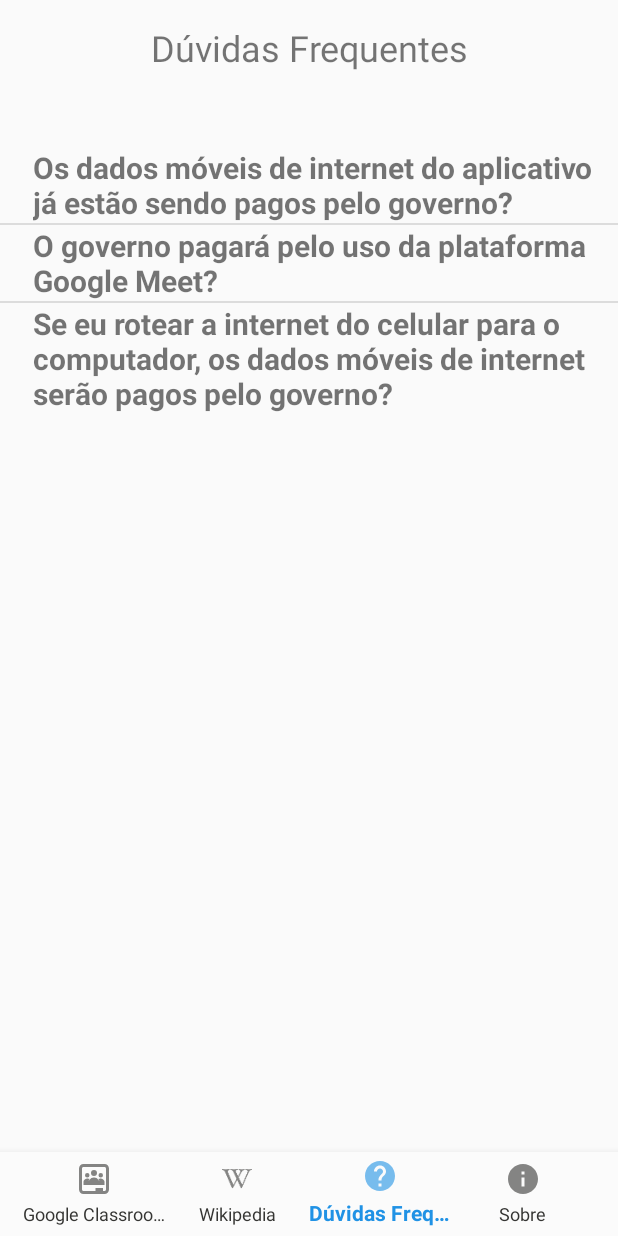
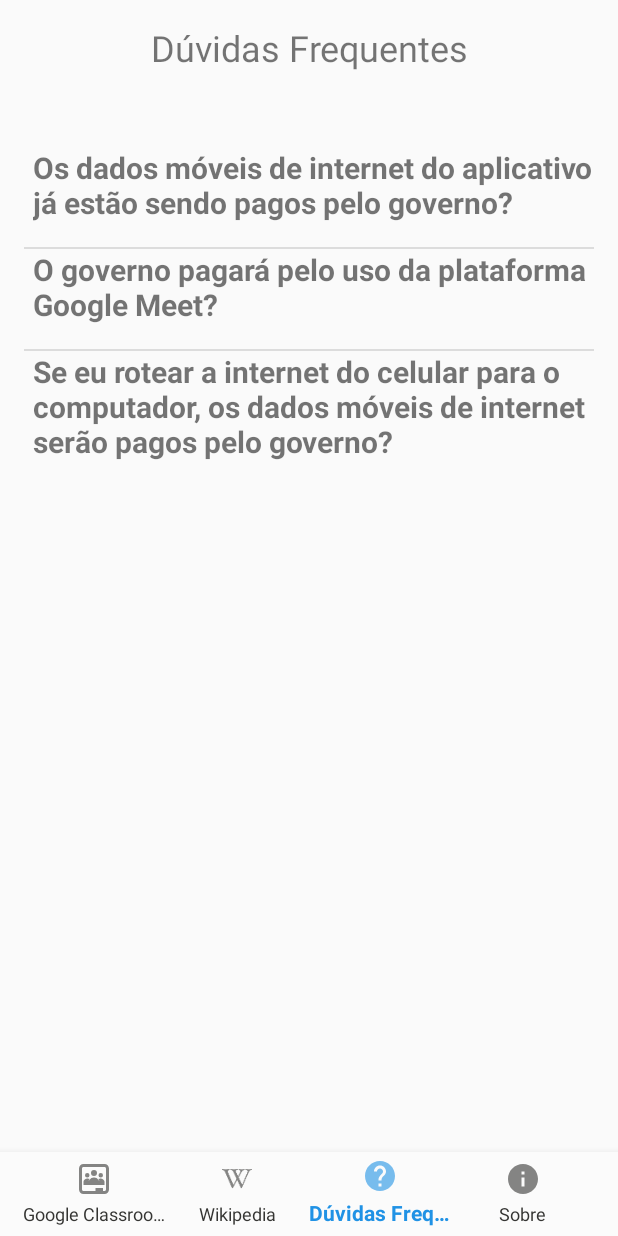
Before and after one commit to Escola-em-Casa/android-escola-em-casa, an Android app: the QuestionsActivity screen opened directly, with no data from a screen before it, on a phone screen of 412 x 824 dp. Run offline under Robolectric (Android 15) with nearby library versions, the light colour scheme and no system bars.

Commit message:
Fix wrong name (#31)

```diff
--- a/app/src/main/res/values/questions.xml
+++ b/app/src/main/res/values/questions.xml
@@ -40,6 +40,6 @@
         <item name="android:layout_width">match_parent</item>
         <item name="android:layout_height">1dp</item>
         <item name="android:background">?android:attr/dividerVertical</item>
-        <item name="android:margin">16dp</item>
+        <item name="android:layout_margin">16dp</item>
     </style>
 </resources>
```
